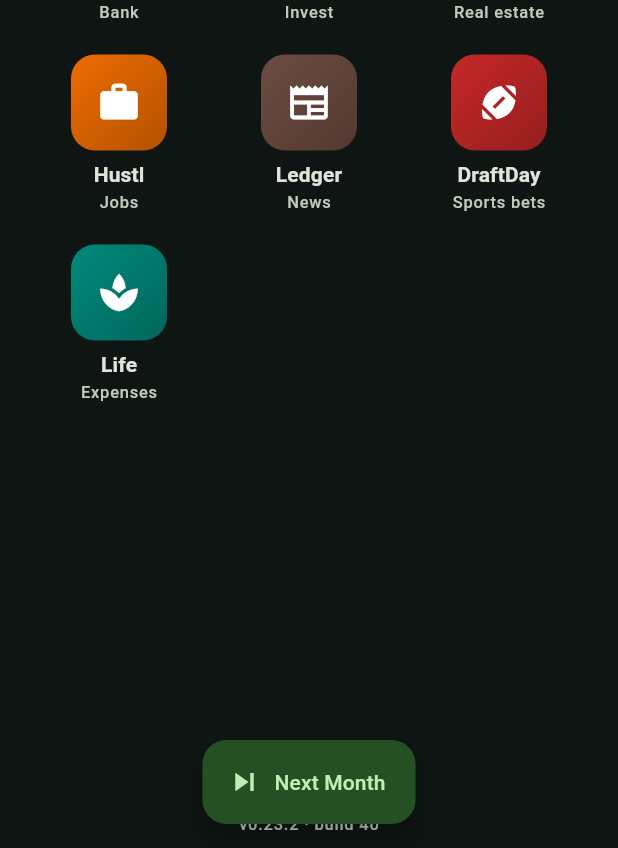
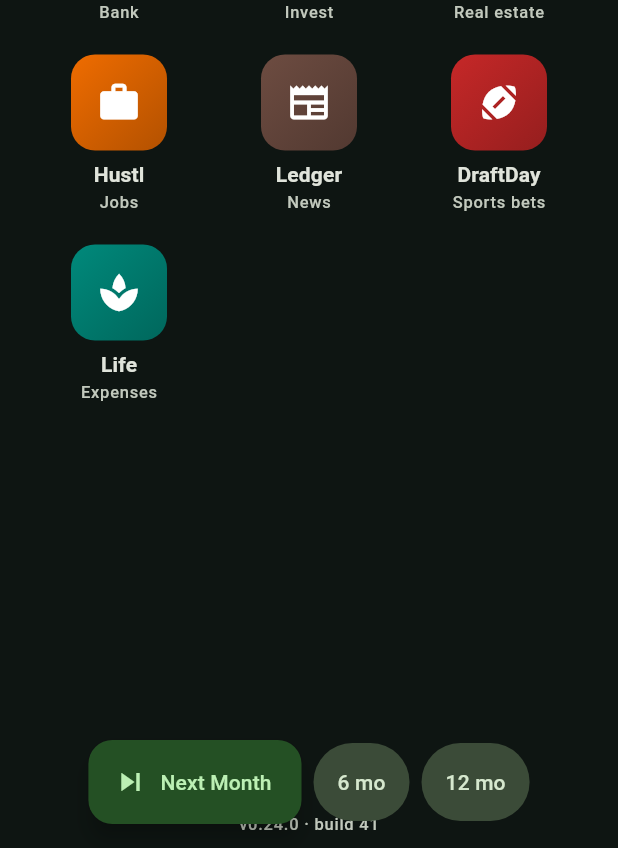
Before and after one commit to Armandoxh/Territorygame, a Flutter app: the screen it shows after launch, on a phone screen of 412 x 824 dp, the part 388-1236 px from its top. Run offline on Flutter 3.47's test engine with Material 3 defaults, Android fonts, the phone set to English and light mode, and no system bars.

Commit message:
Add 6/12-month fast-forward (build 41)
Clicking Next Month hundreds of times was tedious. advanceMonths(n) really
simulates each month (markets, interest, rent, loan all run) and sums them
into one recap, stopping early for a margin call. A shared controls bar adds
'6 mo' and '12 mo' next to Next Month across every screen.

```diff
--- a/wealthquest/lib/ui/phone_home.dart
+++ b/wealthquest/lib/ui/phone_home.dart
@@ -139,12 +139,7 @@ class _PhoneHomeState extends State<PhoneHome> {
           },
         ),
       ),
-      floatingActionButton: FloatingActionButton.extended(
-        heroTag: null,
-        onPressed: () => nextMonth(context, game),
-        icon: const Icon(Icons.skip_next),
-        label: const Text('Next Month'),
-      ),
+      floatingActionButton: advanceControls(context, game),
       floatingActionButtonLocation: FloatingActionButtonLocation.centerFloat,
     );
   }
--- a/wealthquest/lib/ui/widgets/app_scaffold.dart
+++ b/wealthquest/lib/ui/widgets/app_scaffold.dart
@@ -14,6 +14,58 @@ Future<void> nextMonth(BuildContext context, GameController game) async {
   await showDaySummary(context, game, r);
   if (r.marginCall && context.mounted) {
     await showMarginCall(context, game);
+  }
+}
+
+/// Fast-forward [n] months (each one really simulated) and show one combined
+/// recap. Stops early — and surfaces the margin call — if you run out of cash.
+Future<void> fastForward(BuildContext context, GameController game, int n) async {
+  final out = game.advanceMonths(n);
+  if (!context.mounted) return;
+  await showDaySummary(context, game, out.result, monthsCovered: out.months);
+  if (out.result.marginCall && context.mounted) {
+    await showMarginCall(context, game);
+  }
+}
+
+/// The bottom controls shared by the home screen and every app: advance one
+/// month, or fast-forward 6 / 12 months at once.
+Widget advanceControls(BuildContext context, GameController game) {
+  return FittedBox(
+    fit: BoxFit.scaleDown,
+    child: Row(
+      mainAxisSize: MainAxisSize.min,
+      children: [
+        FloatingActionButton.extended(
+          heroTag: null,
+          onPressed: () => nextMonth(context, game),
+          icon: const Icon(Icons.skip_next),
+          label: const Text('Next Month'),
+        ),
+        const SizedBox(width: 8),
+        _FfButton(label: '6 mo', onPressed: () => fastForward(context, game, 6)),
+        const SizedBox(width: 8),
+        _FfButton(label: '12 mo', onPressed: () => fastForward(context, game, 12)),
+      ],
+    ),
+  );
+}
+
+class _FfButton extends StatelessWidget {
+  const _FfButton({required this.label, required this.onPressed});
+
+  final String label;
+  final VoidCallback onPressed;
+
+  @override
+  Widget build(BuildContext context) {
+    return FilledButton.tonal(
+      onPressed: onPressed,
+      style: FilledButton.styleFrom(
+        padding: const EdgeInsets.symmetric(horizontal: 16, vertical: 16),
+      ),
+      child: Text(label),
+    );
   }
 }
 
@@ -43,12 +95,7 @@ class AppScaffold extends StatelessWidget {
           listenable: game,
           builder: (context, _) => body(context),
         ),
-        floatingActionButton: FloatingActionButton.extended(
-          heroTag: null,
-          onPressed: () => nextMonth(context, game),
-          icon: const Icon(Icons.skip_next),
-          label: const Text('Next Month'),
-        ),
+        floatingActionButton: advanceControls(context, game),
         floatingActionButtonLocation: FloatingActionButtonLocation.centerFloat,
       ),
     );
--- a/wealthquest/lib/version.dart
+++ b/wealthquest/lib/version.dart
@@ -4,7 +4,7 @@
 /// notable features) — see wealthquest/CLAUDE.md. The badge pinned at the top
 /// of the home header shows this, so you can instantly confirm the live page is
 /// the latest build (and not a stale cache).
-const String kAppVersion = '0.23.2';
-const int kBuildNumber = 40;
+const String kAppVersion = '0.24.0';
+const int kBuildNumber = 41;
 
 String get appVersionLabel => 'v$kAppVersion · build $kBuildNumber';
--- a/wealthquest/pubspec.yaml
+++ b/wealthquest/pubspec.yaml
@@ -1,7 +1,7 @@
 name: wealthquest
 description: "A mobile life-sim / stock-market game. Start at 18 with a day job; each Next Month advances a month — watch your investments perform."
 publish_to: "none"
-version: 0.23.2+40
+version: 0.24.0+41
 
 environment:
   sdk: ">=3.4.0 <4.0.0"
```
Also changed, not shown: dev_log/6-5-2026.txt (+9 -0 lines), wealthquest/lib/state/game_controller.dart (+52 -0 lines), wealthquest/lib/ui/invest_app.dart (+1 -6 lines), wealthquest/lib/ui/life_app.dart (+1 -6 lines), wealthquest/lib/ui/widgets/day_summary_dialog.dart (+12 -7 lines), 2 other files.
